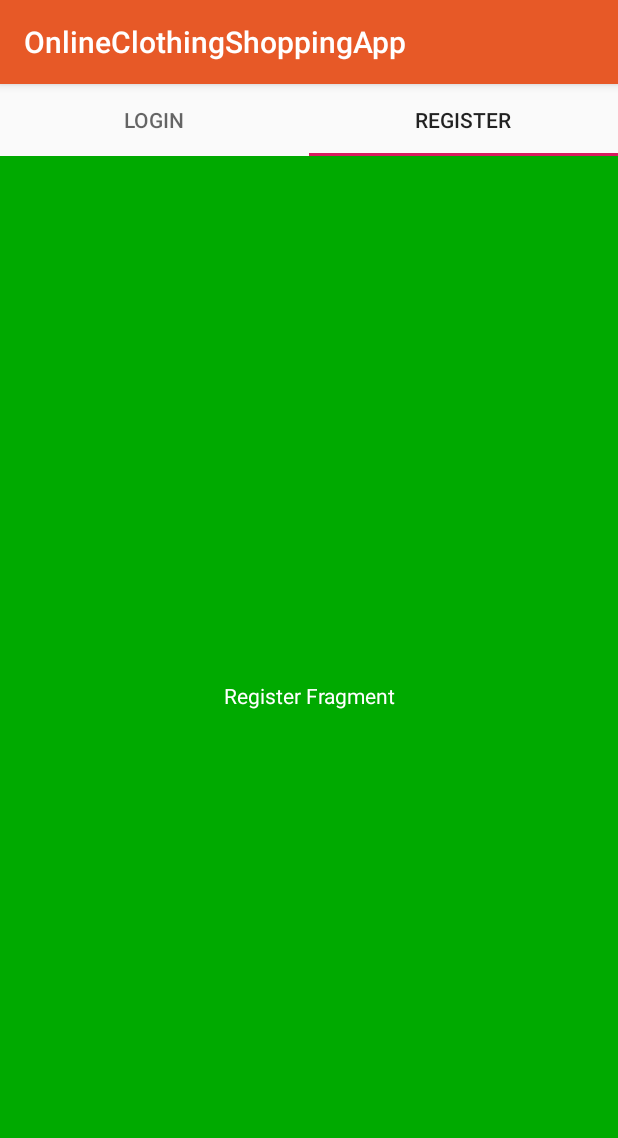
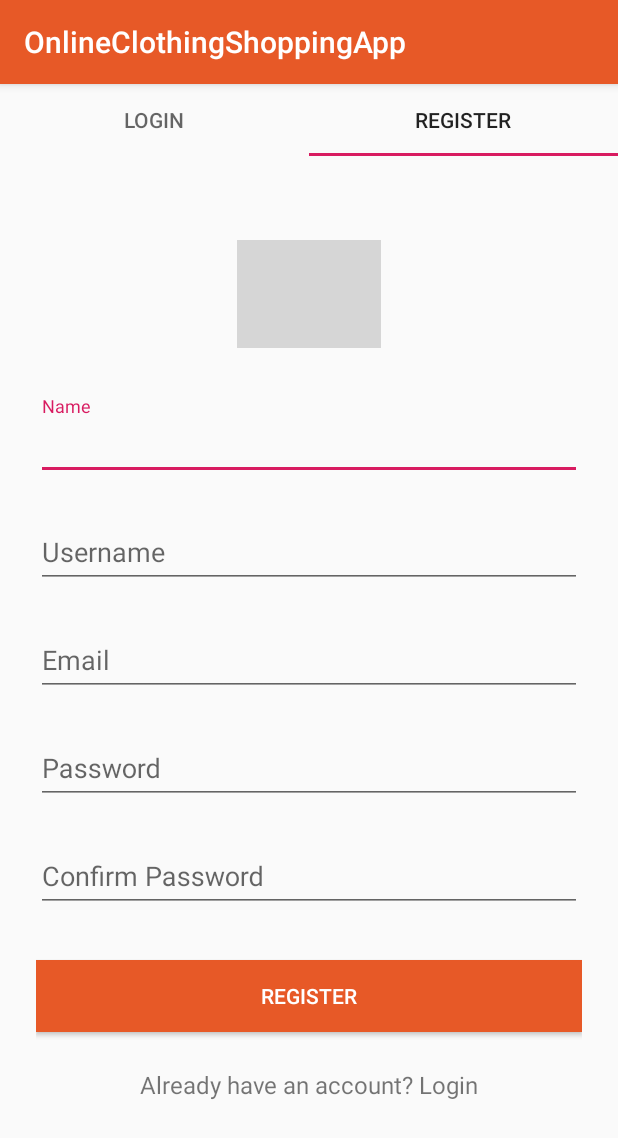
Before and after one commit to Jenishls/OnlineClothingShoppingApp, an Android app: the screen it shows after launch (MainActivity), tab 2 chosen, on a phone screen of 412 x 824 dp. Shown: the top 1138 px of the screen. Run offline under Robolectric (Android 15) with nearby library versions, the phone set to English and light mode, and no system bars; grey boxes are pictures that could not be loaded.

Commit message:
created UI for login and registration

```diff
--- a/app/src/main/res/layout/fragment_register.xml
+++ b/app/src/main/res/layout/fragment_register.xml
@@ -1,17 +1,106 @@
-<FrameLayout xmlns:android="http://schemas.android.com/apk/res/android"
+<RelativeLayout xmlns:android="http://schemas.android.com/apk/res/android"
     xmlns:tools="http://schemas.android.com/tools"
     android:layout_width="match_parent"
     android:layout_height="match_parent"
     tools:context="fragments.RegisterFragment"
-    android:background="#0A0"
     >
 
-    <!-- TODO: Update blank fragment layout -->
-    <TextView
+    <LinearLayout
+        android:orientation="vertical"
         android:layout_width="match_parent"
-        android:layout_height="match_parent"
-        android:text="Register Fragment"
-        android:textColor="#FFF"
-        android:gravity="center"/>
+        android:layout_height="wrap_content"
+        android:paddingTop="56dp"
+        android:paddingLeft="24dp"
+        android:paddingRight="24dp">
 
-</FrameLayout>
+        <ImageView android:src="@drawable/logo"
+            android:layout_width="wrap_content"
+            android:layout_height="72dp"
+            android:layout_marginBottom="24dp"
+            android:layout_gravity="center_horizontal" />
+
+        <android.support.design.widget.TextInputLayout
+            android:layout_width="match_parent"
+            android:layout_height="wrap_content"
+            android:layout_marginTop="8dp"
+            android:layout_marginBottom="8dp">
+            <EditText android:id="@+id/etName"
+                android:layout_width="match_parent"
+                android:layout_height="wrap_content"
+                android:inputType="text"
+                android:hint="Name" />
+        </android.support.design.widget.TextInputLayout>
+
+        <android.support.design.widget.TextInputLayout
+            android:layout_width="match_parent"
+            android:layout_height="wrap_content"
+            android:layout_marginTop="8dp"
+            android:layout_marginBottom="8dp">
+            <EditText android:id="@+id/etUsername"
+                android:layout_width="match_parent"
+                android:layout_height="wrap_content"
+                android:inputType="textEmailAddress"
+                android:hint="Username" />
+        </android.support.design.widget.TextInputLayout>
+
+        <android.support.design.widget.TextInputLayout
+            android:layout_width="match_parent"
+            android:layout_height="wrap_content"
+            android:layout_marginTop="8dp"
+            android:layout_marginBottom="8dp">
+            <EditText android:id="@+id/etEmail"
+                android:layout_width="match_parent"
+                android:layout_height="wrap_content"
+                android:inputType="text"
+                android:hint="Email" />
+        </android.support.design.widget.TextInputLayout>
+
+        <!-- Password Label -->
+        <android.support.design.widget.TextInputLayout
+            android:layout_width="match_parent"
+            android:layout_height="wrap_content"
+            android:layout_marginTop="8dp"
+            android:layout_marginBottom="8dp">
+            <EditText android:id="@+id/etPassword"
+                android:layout_width="match_parent"
+                android:layout_height="wrap_content"
+                android:inputType="textPassword"
+                android:hint="Password"/>
+        </android.support.design.widget.TextInputLayout>
+
+        <!-- Confirm Password Label -->
+        <android.support.design.widget.TextInputLayout
+            android:layout_width="match_parent"
+            android:layout_height="wrap_content"
+            android:layout_marginTop="8dp"
+            android:layout_marginBottom="8dp">
+            <EditText android:id="@+id/etConfim"
+                android:layout_width="match_parent"
+                android:layout_height="wrap_content"
+                android:inputType="textPassword"
+                android:hint="Confirm Password"/>
+        </android.support.design.widget.TextInputLayout>
+
+        <Button
+            android:id="@+id/btnRegister"
+            android:layout_width="fill_parent"
+            android:layout_height="wrap_content"
+            android:layout_marginTop="24dp"
+            android:layout_marginBottom="24dp"
+            android:padding="12dp"
+            android:background="#E75927"
+            android:textColor="#FFF"
+            android:text="Register"/>
+
+        <TextView android:id="@+id/linkLogin"
+            android:layout_width="fill_parent"
+            android:layout_height="wrap_content"
+            android:layout_marginBottom="24dp"
+            android:text="Already have an account? Login"
+            android:gravity="center"
+            android:textSize="16dip"/>
+
+    </LinearLayout>
+
+
+</RelativeLayout>
```
Also changed, not shown: app/src/main/res/layout/fragment_login.xml (+62 -9 lines).
